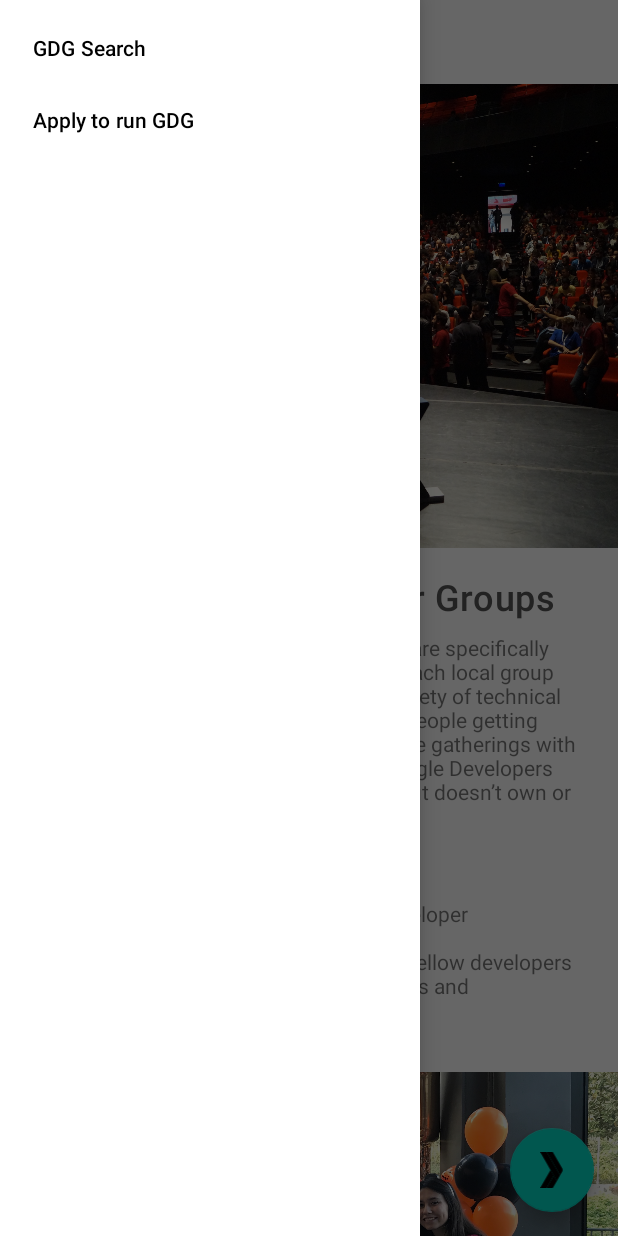
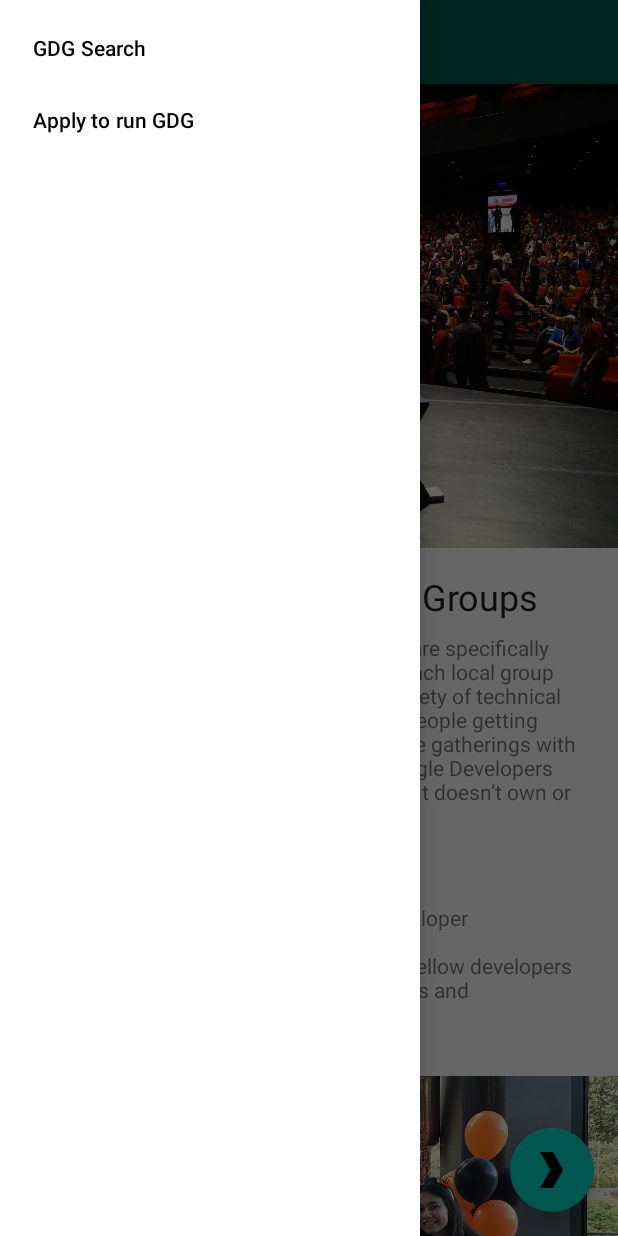
Before and after one commit to snaqviApps/stylingAndroid, an Android app: the screen it shows after launch (MainActivity), with the side drawer open, on a phone screen of 412 x 824 dp. Run offline under Robolectric (Android 15) with nearby library versions, the phone set to English and light mode, and no system bars; our stand-ins replace data binding, navigation-ui; Roboto replaces fonts that are not available here.

Commit message:
add material design overlays for consistent design

```diff
--- a/app/src/main/res/layout/activity_main.xml
+++ b/app/src/main/res/layout/activity_main.xml
@@ -12,12 +12,15 @@
 
             <androidx.appcompat.widget.Toolbar
                     android:id="@+id/toolbar"
+                    android:theme="@style/ThemeOverlay.MaterialComponents.Dark.ActionBar"
+                    android:background="@color/colorPrimaryDark"
                     android:layout_width="match_parent"
                     android:layout_height="?attr/actionBarSize">
                 <ImageView
                         android:id="@+id/hero_image"
                         android:layout_width="150dp"
                         android:layout_height="match_parent"
+                        android:tint="?colorOnPrimary"
                         app:srcCompat="@drawable/logo"
                         android:contentDescription="@string/app_name"/>
             </androidx.appcompat.widget.Toolbar>
--- a/app/src/main/res/layout/home_fragment.xml
+++ b/app/src/main/res/layout/home_fragment.xml
@@ -43,7 +43,7 @@
             <TextView
                 android:id="@+id/title"
                 android:layout_width="0dp"
-                style="@style/TextAppearance.Title"
+                android:textAppearance="?attr/textAppearanceHeadline5"
                 android:layout_height="wrap_content"
                 android:layout_marginTop="16dp"
                 android:fontFamily="@font/lobster_two"
@@ -66,7 +66,7 @@
                     android:id="@+id/subtitle"
                     android:layout_width="0dp"
                     android:layout_height="wrap_content"
-                    style="@style/textAppearance.SubTitle"
+                    android:textAppearance="?attr/textAppearanceHeadline6"
                     android:text="@string/gdgs_are"
                     android:layout_marginTop="13dp"
                     app:layout_constraintStart_toEndOf="@id/start_grid"
--- a/app/src/main/res/values/styles.xml
+++ b/app/src/main/res/values/styles.xml
@@ -10,12 +10,8 @@
         <item name="fontFamily">@font/lobster_two</item>
     </style>
 
-    <style name="TextAppearance.Title" parent="TextAppearance.MaterialComponents.Headline6" >
-        <item name="android:textSize">24sp</item>
-        <item name="android:textColor">#555555</item>
-    </style>
-    <style name="textAppearance.SubTitle" parent="TextAppearance.Title">
-        <item name="android:textSize">18sp</item>
-    </style>
+   <style name="CustomHeadLine6" parent="TextAppearance.MaterialComponents.Headline6">
+       <item name="android:textSize">18sp</item>
+   </style>
 
 </resources>
```
